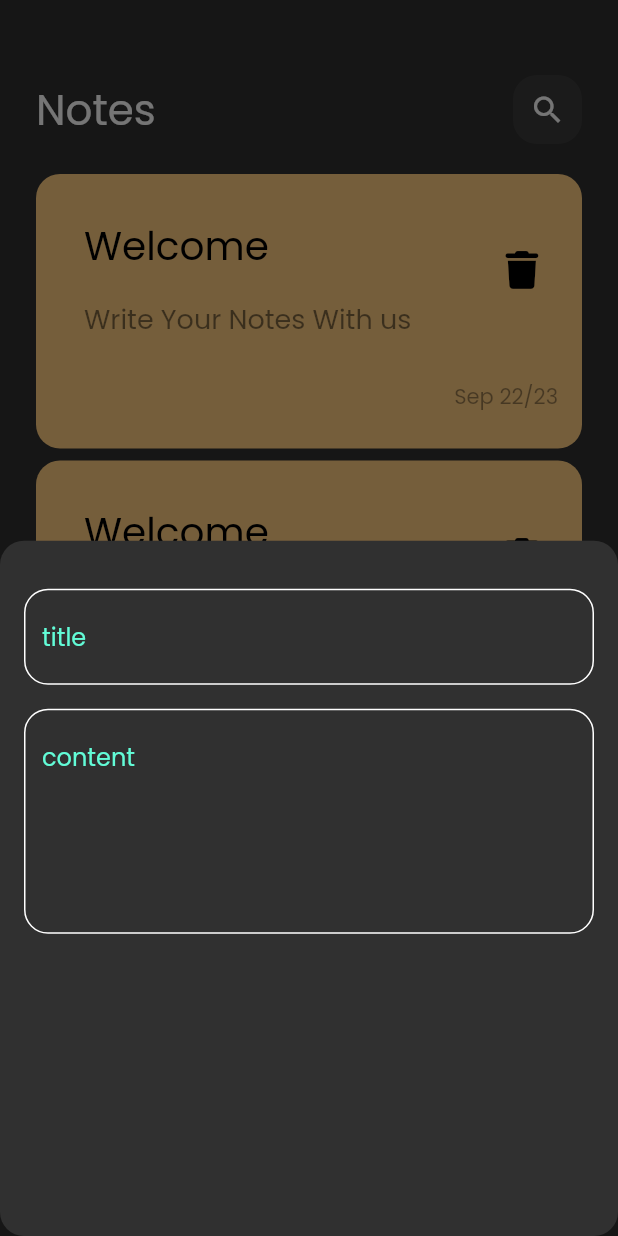
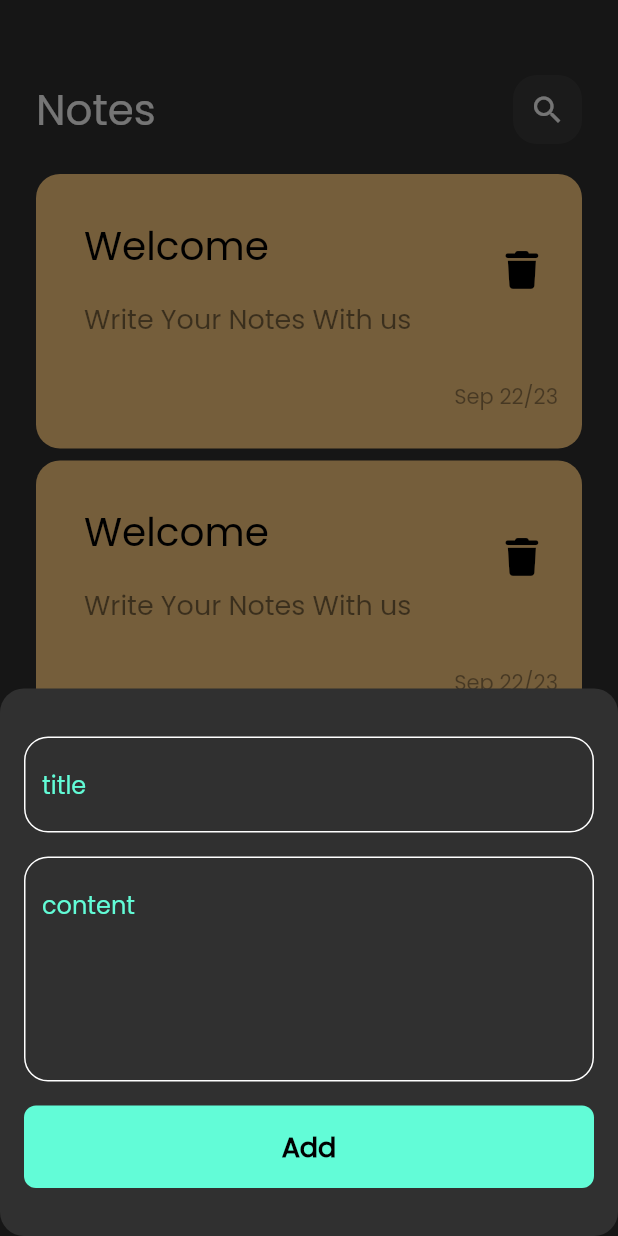
Before and after one commit to abdelrahmankareem/Notes_app, a Flutter app: the screen it shows after launch, after a tap on the "add" icon, on a phone screen of 412 x 824 dp. Run offline on Flutter 3.47's test engine with Material 2 defaults, Android fonts, the phone set to English and light mode, and no system bars; our stand-ins replace font_awesome_flutter.

Commit message:
add custom button to note bottom sheet

```diff
--- a/lib/Views/add_note_bottom_sheet.dart
+++ b/lib/Views/add_note_bottom_sheet.dart
@@ -1,4 +1,6 @@
 import 'package:flutter/material.dart';
+
+import 'package:notes/Views/custom_button.dart';
 import 'package:notes/Views/custom_text_field.dart';
 
 class AddNoteBottomSheet extends StatelessWidget {
@@ -6,8 +8,9 @@ class AddNoteBottomSheet extends StatelessWidget {
 
   @override
   Widget build(BuildContext context) {
-    return Padding(
-      padding: const EdgeInsets.symmetric(horizontal: 16),
+    return const Padding(
+      padding: EdgeInsets.symmetric(horizontal: 16),
+      child: SingleChildScrollView(
         child: Column(
           children: [
             SizedBox(
@@ -23,7 +26,15 @@ class AddNoteBottomSheet extends StatelessWidget {
               hint: "content",
               maxline: 5,
             ),
+            SizedBox(
+              height: 16,
+            ),
+            CustomButton(),
+            SizedBox(
+              height: 32,
+            )
           ],
+        ),
       ),
     );
   }
--- /dev/null
+++ b/lib/Views/custom_button.dart
@@ -0,0 +1,25 @@
+import 'package:flutter/material.dart';
+import 'package:notes/Views/constants.dart';
+
+class CustomButton extends StatelessWidget {
+  const CustomButton({super.key});
+
+  @override
+  Widget build(BuildContext context) {
+    return Container(
+      height: 55,
+      width: MediaQuery.of(context).size.width,
+      decoration: BoxDecoration(
+        borderRadius: BorderRadius.circular(8),
+        color: KPrimaryColor,
+      ),
+      child: const Center(
+        child: Text(
+          "Add",
+          style: TextStyle(
+              color: Colors.black, fontSize: 18, fontWeight: FontWeight.bold),
+        ),
+      ),
+    );
+  }
+}
--- a/lib/Views/custom_text_field.dart
+++ b/lib/Views/custom_text_field.dart
@@ -1,5 +1,3 @@
-import 'dart:ffi';
-
 import 'package:flutter/material.dart';
 import 'package:notes/Views/constants.dart';
 
@@ -14,7 +12,7 @@ class CustomTextField extends StatelessWidget {
       cursorColor: KPrimaryColor,
       decoration: InputDecoration(
         hintText: hint,
-        hintStyle: TextStyle(color: KPrimaryColor),
+        hintStyle: const TextStyle(color: KPrimaryColor),
         border: BuildBorder(),
         enabledBorder: BuildBorder(),
         focusedBorder: BuildBorder(KPrimaryColor),
--- a/lib/Views/notes_view.dart
+++ b/lib/Views/notes_view.dart
@@ -15,7 +15,7 @@ class NotesView extends StatelessWidget {
                   borderRadius: BorderRadius.circular(16)),
               context: context,
               builder: (context) {
-                return AddNoteBottomSheet();
+                return const AddNoteBottomSheet();
               });
         },
         child: const Icon(Icons.add),
```
Lines whose indentation alone changed are shown as unchanged.
